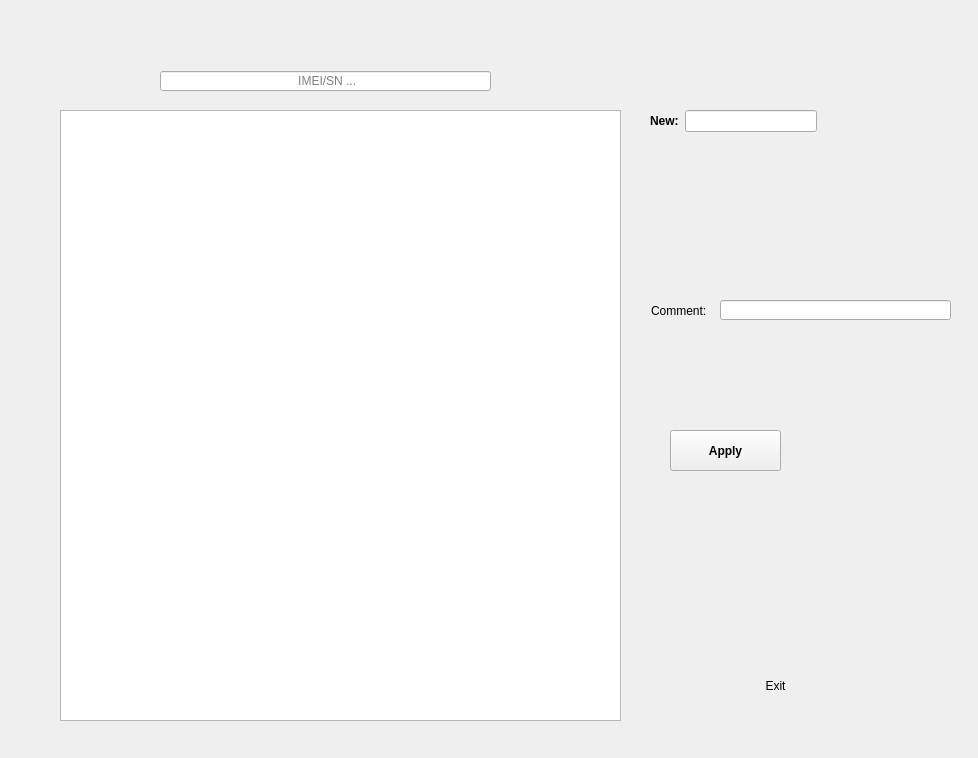
This is uis/change_form.ui in andrei219/euromedia as Qt 5 draws it before an edit. The edited form follows.
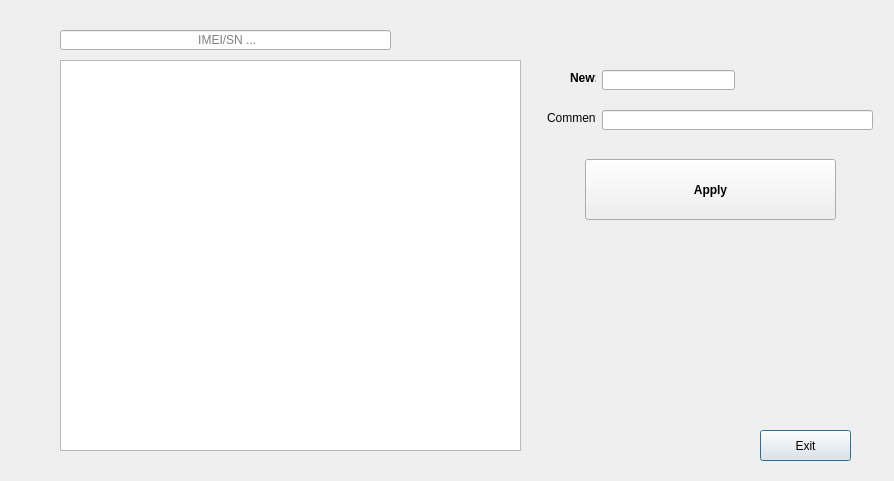
This is the edited form. Icons and pictures are not drawn.

Commit message: New icons;New uis design

What changed in the file:
```diff
--- a/uis/change_form.ui
+++ b/uis/change_form.ui
@@ -6,8 +6,8 @@
    <rect>
     <x>0</x>
     <y>0</y>
-    <width>978</width>
-    <height>758</height>
+    <width>894</width>
+    <height>481</height>
    </rect>
   </property>
   <property name="windowTitle">
@@ -17,17 +17,17 @@
    <property name="geometry">
     <rect>
      <x>60</x>
-     <y>110</y>
-     <width>561</width>
-     <height>611</height>
+     <y>60</y>
+     <width>461</width>
+     <height>391</height>
     </rect>
    </property>
   </widget>
   <widget class="QLineEdit" name="sn">
    <property name="geometry">
     <rect>
-     <x>160</x>
-     <y>71</y>
+     <x>60</x>
+     <y>30</y>
      <width>331</width>
      <height>20</height>
     </rect>
@@ -42,10 +42,10 @@
   <widget class="QPushButton" name="apply">
    <property name="geometry">
     <rect>
-     <x>670</x>
-     <y>430</y>
-     <width>111</width>
-     <height>41</height>
+     <x>585</x>
+     <y>159</y>
+     <width>251</width>
+     <height>61</height>
     </rect>
    </property>
    <property name="styleSheet">
@@ -61,70 +61,12 @@
     <bool>false</bool>
    </property>
   </widget>
-  <widget class="QToolButton" name="exit">
-   <property name="geometry">
-    <rect>
-     <x>730</x>
-     <y>650</y>
-     <width>91</width>
-     <height>71</height>
-    </rect>
-   </property>
-   <property name="text">
-    <string>Exit</string>
-   </property>
-   <property name="icon">
-    <iconset resource="../app/icons.qrc">
-     <normaloff>:/exit</normaloff>:/exit</iconset>
-   </property>
-   <property name="iconSize">
-    <size>
-     <width>40</width>
-     <height>40</height>
-    </size>
-   </property>
-   <property name="toolButtonStyle">
-    <enum>Qt::ToolButtonTextUnderIcon</enum>
-   </property>
-   <property name="autoRaise">
-    <bool>true</bool>
-   </property>
-  </widget>
-  <widget class="QWidget" name="layoutWidget">
-   <property name="geometry">
-    <rect>
-     <x>650</x>
-     <y>110</y>
-     <width>167</width>
-     <height>22</height>
-    </rect>
-   </property>
-   <layout class="QHBoxLayout" name="horizontalLayout">
-    <item>
-     <widget class="QLabel" name="label">
-      <property name="styleSheet">
-       <string notr="true">font:bold;</string>
-      </property>
-      <property name="text">
-       <string>New:</string>
-      </property>
-     </widget>
-    </item>
-    <item>
-     <widget class="QLineEdit" name="new_">
-      <property name="readOnly">
-       <bool>false</bool>
-      </property>
-     </widget>
-    </item>
-   </layout>
-  </widget>
   <widget class="QLineEdit" name="comment">
    <property name="geometry">
     <rect>
-     <x>720</x>
-     <y>300</y>
-     <width>231</width>
+     <x>602</x>
+     <y>110</y>
+     <width>271</width>
      <height>20</height>
     </rect>
    </property>
@@ -132,16 +74,58 @@
   <widget class="QLabel" name="label_2">
    <property name="geometry">
     <rect>
-     <x>651</x>
-     <y>301</y>
-     <width>61</width>
-     <height>20</height>
+     <x>547</x>
+     <y>110</y>
+     <width>49</width>
+     <height>16</height>
     </rect>
    </property>
    <property name="text">
     <string>Comment:</string>
    </property>
   </widget>
+  <widget class="QPushButton" name="exit">
+   <property name="geometry">
+    <rect>
+     <x>760</x>
+     <y>430</y>
+     <width>91</width>
+     <height>31</height>
+    </rect>
+   </property>
+   <property name="text">
+    <string>Exit</string>
+   </property>
+  </widget>
+  <widget class="QLineEdit" name="new_">
+   <property name="geometry">
+    <rect>
+     <x>602</x>
+     <y>70</y>
+     <width>133</width>
+     <height>20</height>
+    </rect>
+   </property>
+   <property name="readOnly">
+    <bool>false</bool>
+   </property>
+  </widget>
+  <widget class="QLabel" name="label">
+   <property name="geometry">
+    <rect>
+     <x>570</x>
+     <y>70</y>
+     <width>26</width>
+     <height>16</height>
+    </rect>
+   </property>
+   <property name="styleSheet">
+    <string notr="true">font:bold;</string>
+   </property>
+   <property name="text">
+    <string>New:</string>
+   </property>
+  </widget>
  </widget>
  <resources>
   <include location="../app/icons.qrc"/>
```
Left out of the diff: 10 changed lines with no effect on the pictures. The commit also changes 13 other files.
